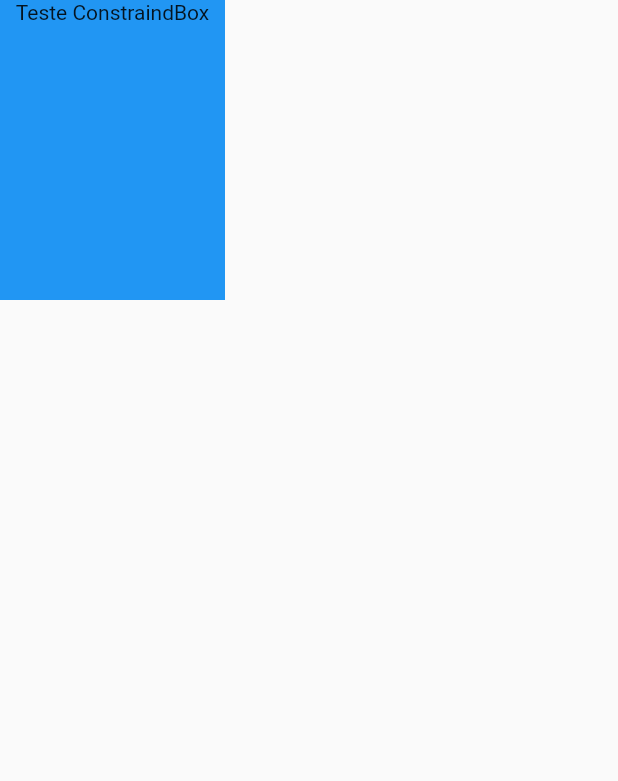
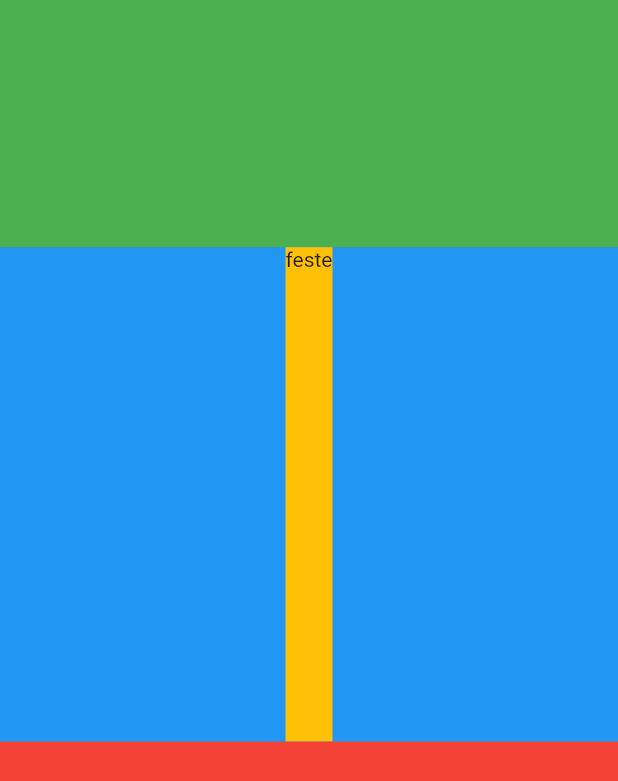
Before and after one commit to pabriciofreitas/aula-3, a Flutter app: the screen it shows after launch, on a phone screen of 412 x 824 dp. Shown: the top 781 px of the screen. Run offline on Flutter 3.47's test engine with Material 2 defaults, Android fonts, the phone set to English and light mode, and no system bars; our stand-ins replace google_fonts.

Commit message:
feat: usando expand e flexible

```diff
--- a/lib/ui/pages/home_page.dart
+++ b/lib/ui/pages/home_page.dart
@@ -7,18 +7,33 @@ class HomePage extends StatelessWidget {
   Widget build(BuildContext context) {
     return Scaffold(
       body: SafeArea(
-        child: Container(
-          decoration: BoxDecoration(
+        child: SizedBox.expand(
+          child: Container(
             color: Colors.blue,
-          ),
-          child: ConstrainedBox(
-            constraints: BoxConstraints(
-              minHeight: 100,
-              maxHeight: 200,
-              minWidth: 150,
-              maxWidth: 300,
+            child: Column(
+              children: [
+                Expanded(
+                  flex: 1,
+                  child: Container(
+                    color: Colors.green,
+                  ),
+                ),
+                Flexible(
+                  flex: 2,
+                  fit: FlexFit.tight,
+                  child: Container(
+                    color: Colors.amber,
+                    child: Text("feste"),
+                  ),
+                ), //flexivel diacordo seu filho
+                Expanded(
+                  flex: 2,
+                  child: Container(
+                    color: Colors.red,
+                  ),
+                ),
+              ],
             ),
-            child: Column(children: const [Text("Teste ConstraindBox")]),
           ),
         ),
       ),
```
